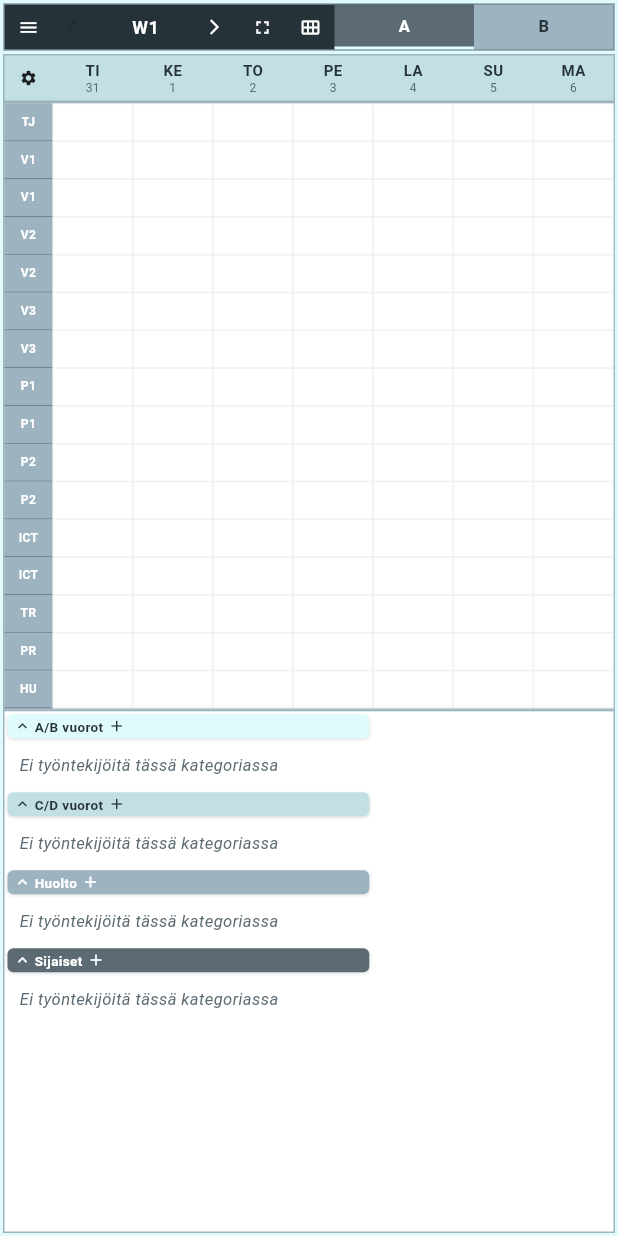
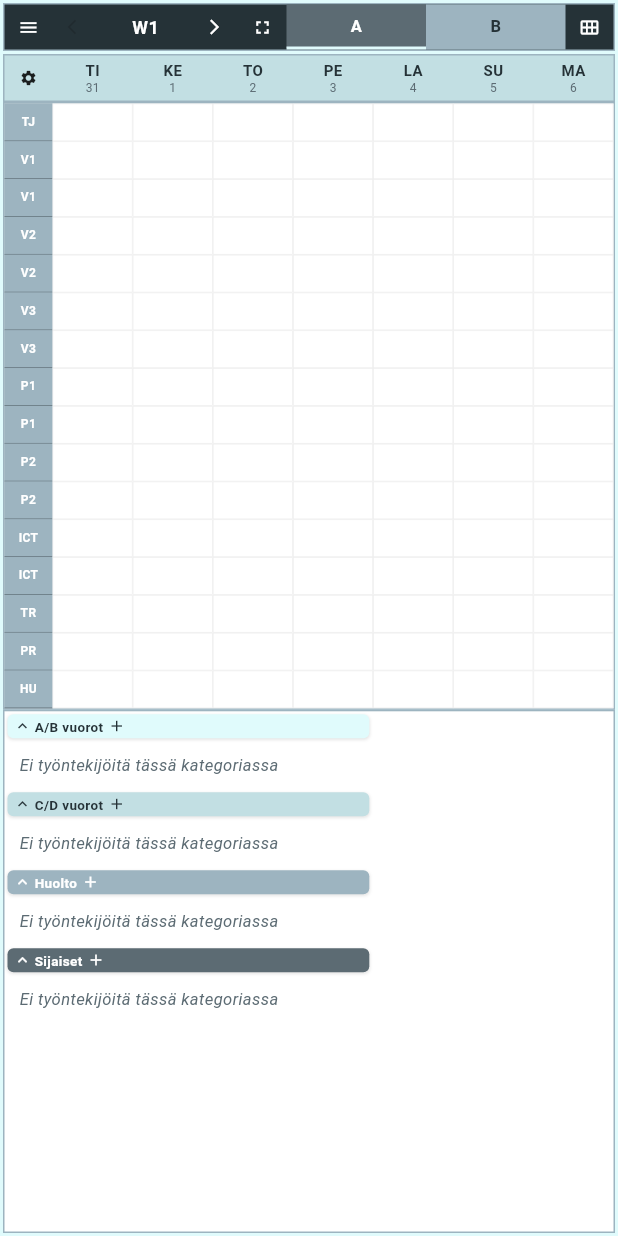
Before and after one commit to Blendermaestro/Recourcegame, a Flutter app: the screen it shows once a user with an empty profile is signed in, on a phone screen of 412 x 824 dp. Run offline on Flutter 3.47's test engine with Material 3 defaults, Android fonts, the phone set to English and light mode, and no system bars; our stand-ins replace shared_preferences, supabase_flutter; missing offline and left inert: dart:html; accounts and stored records are empty.

Commit message:
Fixed yearly view button: moved to right side and fixed parameter

```diff
--- a/calendar_app/lib/views/week_view/week_view.dart
+++ b/calendar_app/lib/views/week_view/week_view.dart
@@ -2186,19 +2186,6 @@ class _WeekViewState extends State<WeekView> {
                         tooltip: 'Fullscreen',
                       ),
                     ),
-                    // 🔥 YEARLY VIEW BUTTON - SAME SPOT AS EDIT BUTTON IN YEAR VIEW!
-                    SizedBox(
-                      width: 32,
-                      child: IconButton(
-                        onPressed: () {
-                          widget.onViewChanged?.call('year');
-                          HapticFeedback.lightImpact();
-                        },
-                        icon: const Icon(Icons.calendar_view_month, size: 14, color: Colors.white),
-                        padding: EdgeInsets.zero,
-                        tooltip: 'Year Overview',
-                      ),
-                    ),
                     // Day/Night shift tabs
                     Expanded(
             child: Row(
@@ -2268,6 +2255,19 @@ class _WeekViewState extends State<WeekView> {
                         ],
                       ),
                     ),
+                    // 🔥 YEARLY VIEW BUTTON - RIGHT SIDE OF BAR!
+                    SizedBox(
+                      width: 32,
+                      child: IconButton(
+                        onPressed: () {
+                          widget.onViewChanged?.call('VUOSI'); // 🔥 FIXED PARAMETER!
+                          HapticFeedback.lightImpact();
+                        },
+                        icon: const Icon(Icons.calendar_view_month, size: 14, color: Colors.white),
+                        padding: EdgeInsets.zero,
+                        tooltip: 'Year Overview',
+                      ),
+                    ),
                   ],
                 ),
               ),
```
